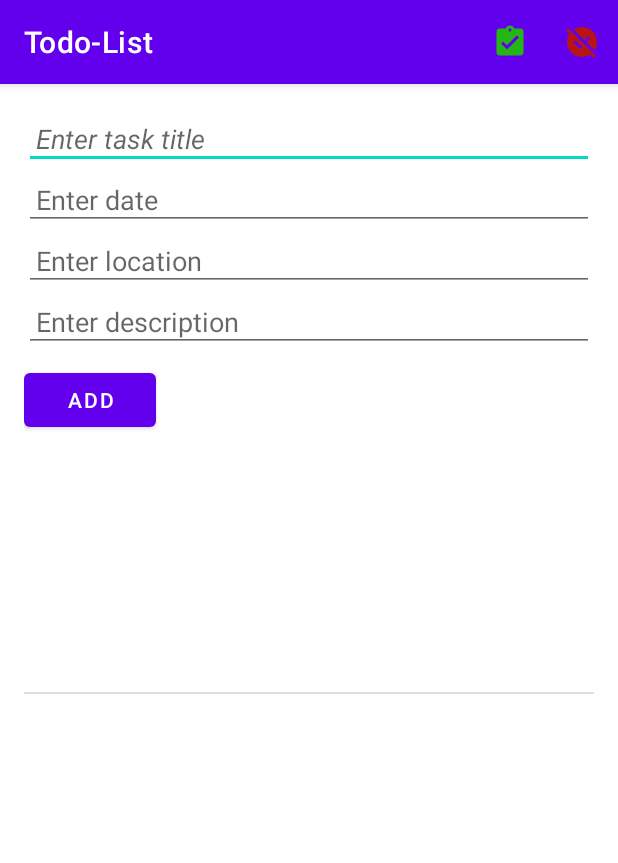
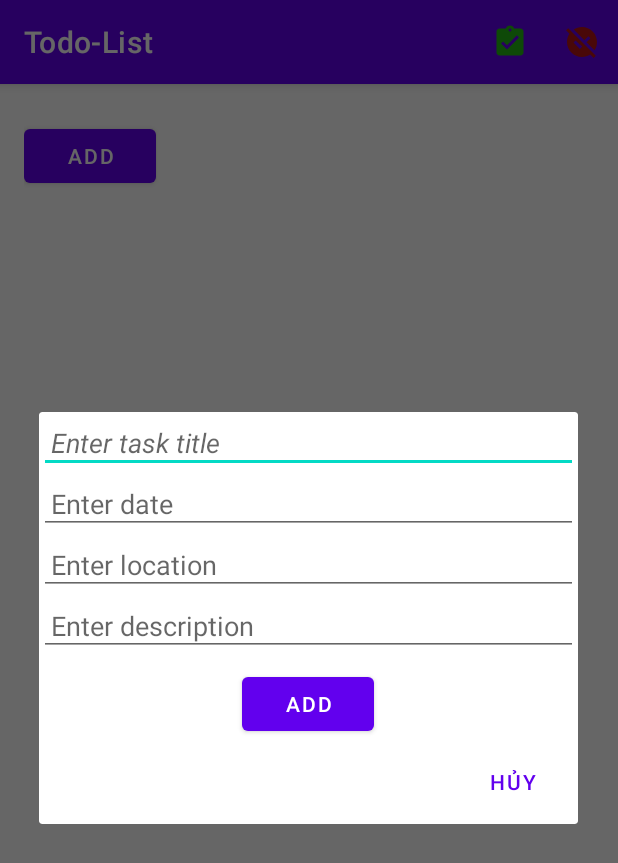
Before and after one commit to adaitran771/todolist_android, an Android app: the screen it shows after launch (MainActivity), after a tap on "ADD", on a phone screen of 412 x 824 dp. Shown: the top 863 px of the screen. Run offline under Robolectric (Android 15) with nearby library versions, the light colour scheme and no system bars.

Commit message:
context menu

```diff
--- a/app/src/main/java/com/example/todolist/MainActivity.kt
+++ b/app/src/main/java/com/example/todolist/MainActivity.kt
@@ -1,74 +1,107 @@
 package com.example.todolist
 
+import android.app.Dialog
 import android.content.DialogInterface
 import androidx.appcompat.app.AppCompatActivity
 import android.os.Bundle
+import android.view.ContextMenu
 import android.view.Menu
+import android.view.MenuItem
+import android.view.View
+import android.widget.AdapterView
 import android.widget.Button
 import android.widget.EditText
 
 import android.widget.ListView
+import android.widget.Toast
 import androidx.appcompat.app.AlertDialog
 import com.example.todolist.adapter.lvAdapter
 import com.example.todolist.model.TaskHelper
 import kotlinx.android.synthetic.main.activity_main.*
+import kotlinx.android.synthetic.main.add_task_dialog.*
+import kotlinx.android.synthetic.main.lv_item.*
+import kotlinx.android.synthetic.main.lv_item.view.*
 
 
 class MainActivity : AppCompatActivity() {
+    val Done = 1
+    val notDone = 0
+    var itemList = ArrayList<Task>()
 
-    var itemList = ArrayList<Task>()
-    var fileHelper = FileHelper()
     lateinit var taskHelper: TaskHelper
     lateinit var TaskAdapter: lvAdapter
     override fun onCreate(savedInstanceState: Bundle?) {
         super.onCreate(savedInstanceState)
         setContentView(R.layout.activity_main)
+        //đăng kí context menu cho listview
+        registerForContextMenu(lvCongViec)
+        //khởi tạo đối tượng thao tác với database
+        taskHelper = TaskHelper(this)
+        //lấy tất cả Task
+        itemList = taskHelper.getAllTodoItems(notDone)
+        //khởi tạo adapter cho listview
+        TaskAdapter = lvAdapter(this, itemList)
+        lvCongViec.adapter = TaskAdapter
 
-//        itemList = fileHelper.readData(this)
-//        var arrayAdapter = ArrayAdapter(this,
-//        android.R.layout.simple_list_item_1,
-//        android.R.id.text1,
-//        itemList)
-//        lvCongViec.adapter = arrayAdapter
-        taskHelper = TaskHelper(this)
-        val lvTask = findViewById<ListView>(R.id.lvCongViec)
-        itemList = taskHelper.getAllTodoItems()
-        TaskAdapter = lvAdapter(this, itemList)
-        lvTask.adapter = TaskAdapter
+        // nút thêm task
+        val btnAdd = findViewById<Button>(R.id.btnAdd)
+        btnAdd.setOnClickListener{
+            //tạo alertDialog
+            val formAdd_dialog = AlertDialog.Builder(this)
+            // tạo đối tượng view để nhập task - formAdd
+            val formAdd = layoutInflater.inflate(R.layout.add_task_dialog, null)
+            // các đối tượng trong formAdd
+            val edtTitle = formAdd.findViewById<EditText>(R.id.edttitle)
+            val edtDate = formAdd.findViewById<EditText>(R.id.edtDate)
+            val edtLocation = formAdd.findViewById<EditText>(R.id.edtLocation)
+            val edtDes = formAdd.findViewById<EditText>(R.id.edtdes)
+            //nút thêm trong formAdd
+            val add = formAdd.findViewById<Button>(R.id.btnAdd)
 
-        val btnAdd = findViewById<Button>(R.id.btnAdd)
-        val edtTitle = findViewById<EditText>(R.id.edttitle)
-        val edtDate = findViewById<EditText>(R.id.edtDate)
-        val edtLocation = findViewById<EditText>(R.id.edtLocation)
-        val edtDes = findViewById<EditText>(R.id.edtdes)
+            add.setOnClickListener {
+                if(!edtTitle.text.toString().isEmpty() &&
+                    !edtDate.text.toString().isEmpty() &&
+                    !edtLocation.text.toString().isEmpty() &&
+                    !edtDes.text.toString().isEmpty() ) {
+                    Toast.makeText(this, "nhap thanh cong",Toast.LENGTH_SHORT).show()
+                    // add task thành công và thoát dialog
+                    val Item = Task(0, edtTitle.text.toString(),
+                                          edtDes.text.toString(),
+                                          edtDate.text.toString(),
+                                          edtLocation.text.toString(),
+                                          notDone)
+                    //thêm vào list ảo
+                    itemList.add(Item)
+                    edtTitle.setText("")
+                    edtDes.setText("")
+                    edtDate.setText("")
+                    edtLocation.setText("")
+                    //thêm vào database
+                    taskHelper.addTodoItem(Item)
+                    TaskAdapter.notifyDataSetChanged()
 
+                } else {
+                    Toast.makeText(this, "nhap thieu",Toast.LENGTH_SHORT).show()
+                }
 
-        btnAdd.setOnClickListener{
-            val title = edtTitle.text.toString()
-            val date = edtDate.text.toString()
-            val location = edtLocation.text.toString()
-            val description = edtDes.text.toString()
+            }
 
-            val Item = Task(0, title, description, date, location)
-            //thêm vào list ảo
-            itemList.add(Item)
-            edttitle.setText("")
-            edtdes.setText("")
-            edtDate.setText("")
-            edtLocation.setText("")
-            //thêm vào database
-            taskHelper.addTodoItem(Item)
-            TaskAdapter.notifyDataSetChanged()
+            //////
+            formAdd_dialog.setNegativeButton("Hủy", DialogInterface.OnClickListener { dialog, which ->
+                dialog.cancel()
+            })
+            formAdd_dialog.setView(formAdd).create().show()
+
         }
 
-        //xóa item công việc
+        //mở context menu khi click vào mỗi hàng listview
         lvCongViec.setOnItemClickListener { parent, view, position, id ->
             var alert = AlertDialog.Builder(this)
-            alert.setTitle("Delete")
-            alert.setMessage("Xong r ha em?  nhấn YES để xóa !")
+            alert.setTitle("Hoàn Thành")
+            alert.setMessage("Bạn Có Chắc Đã Xong? Nhấn Yes Để Xác nhận !")
             alert.setCancelable(true)
             alert.setPositiveButton("Yes", DialogInterface.OnClickListener { dialog, which ->
-                taskHelper.deleteTodoItem(itemList[position])
+                taskHelper.updateStatus(itemList[position],Done)
                 itemList.removeAt(position)
                 TaskAdapter.notifyDataSetChanged()
                 //xóa item đã chọn trong database
@@ -86,4 +119,32 @@ class MainActivity : AppCompatActivity() {
         menuInflater.inflate(R.menu.menu, menu)
         return true
     }
+
+    override fun onCreateContextMenu(
+        menu: ContextMenu?,
+        v: View?,
+        menuInfo: ContextMenu.ContextMenuInfo?
+    ) {
+        super.onCreateContextMenu(menu, v, menuInfo)
+        menuInflater.inflate(R.menu.context_menu, menu)
+    }
+
+    override fun onContextItemSelected(item: MenuItem): Boolean {
+        //lấy thông tin dòng kích hoạt contextmenu
+        val info = item.menuInfo as AdapterView.AdapterContextMenuInfo
+        return when (item.itemId) {
+            R.id.edit -> {
+                // TODO:  chức năng sửa ở đây
+                Toast.makeText(this, "Edit item at position ${info?.position}", Toast.LENGTH_SHORT).show()
+                true
+            }
+            R.id.done -> {
+
+                // TODO:  chức năng xóa ở đây
+                Toast.makeText(this, "Done item at position ${info?.position}", Toast.LENGTH_SHORT).show()
+                true
+            }
+            else -> super.onContextItemSelected(item)
+        }
+    }
 }
--- a/app/src/main/java/com/example/todolist/Task.kt
+++ b/app/src/main/java/com/example/todolist/Task.kt
@@ -5,5 +5,6 @@ data class Task(
     val title: String,
     val description: String,
     val date: String,
-    val location: String
+    val location: String,
+    val status: Int
 )
--- a/app/src/main/java/com/example/todolist/model/TaskHelper.kt
+++ b/app/src/main/java/com/example/todolist/model/TaskHelper.kt
@@ -19,6 +19,7 @@ class TaskHelper(context: Context) : SQLiteOpenHelper(context, DATABASE_NAME, nu
         private const val COLUMN_DESCRIPTION = "description"
         private const val COLUMN_DATE = "date"
         private const val COLUMN_LOCATION = "location"
+        private const val COLUMN_STATUS = "status"
     }
 
     override fun onCreate(db: SQLiteDatabase) {
@@ -27,6 +28,7 @@ class TaskHelper(context: Context) : SQLiteOpenHelper(context, DATABASE_NAME, nu
                 "$COLUMN_TITLE TEXT, " +
                 "$COLUMN_DESCRIPTION TEXT, " +
                 "$COLUMN_DATE TEXT, " +
+                "$COLUMN_STATUS INT, " +
                 "$COLUMN_LOCATION TEXT)")
         db.execSQL(CREATE_TABLE_QUERY)
     }
@@ -43,15 +45,16 @@ class TaskHelper(context: Context) : SQLiteOpenHelper(context, DATABASE_NAME, nu
         values.put(COLUMN_DESCRIPTION, todoItem.description)
         values.put(COLUMN_DATE, todoItem.date)
         values.put(COLUMN_LOCATION, todoItem.location)
+        values.put(COLUMN_STATUS, todoItem.status)
         val id = db.insert(TABLE_NAME, null, values)
         db.close()
         return id
     }
 
     @SuppressLint("Range")
-    fun getAllTodoItems(): ArrayList<Task> {
+    fun getAllTodoItems(status: Int): ArrayList<Task> {
         val todoItems = ArrayList<Task>()
-        val selectQuery = "SELECT * FROM $TABLE_NAME"
+        val selectQuery = "SELECT * FROM $TABLE_NAME WHERE status = $status"
         val db = this.readableDatabase
 
         db.rawQuery(selectQuery, null).use { cursor ->
@@ -62,7 +65,8 @@ class TaskHelper(context: Context) : SQLiteOpenHelper(context, DATABASE_NAME, nu
                     val description = cursor.getString(cursor.getColumnIndex(COLUMN_DESCRIPTION))
                     val date = cursor.getString(cursor.getColumnIndex(COLUMN_DATE))
                     val location = cursor.getString(cursor.getColumnIndex(COLUMN_LOCATION))
-                    val todoItem = Task(id, title, description, date, location)
+                    val status = cursor.getInt(cursor.getColumnIndex(COLUMN_STATUS))
+                    val todoItem = Task(id, title, description, date, location, status)
                     todoItems.add(todoItem)
                 } while (cursor.moveToNext())
             }
@@ -80,6 +84,14 @@ class TaskHelper(context: Context) : SQLiteOpenHelper(context, DATABASE_NAME, nu
         values.put(COLUMN_LOCATION, todoItem.location)
         return db.update(TABLE_NAME, values, "$COLUMN_ID = ?", arrayOf(todoItem.id.toString()))
     }
+    fun updateStatus(todoItem: Task, newStatus: Int): Int {
+        val db = this.writableDatabase
+        val values = ContentValues().apply {
+            put(COLUMN_STATUS, newStatus)
+        }
+        return db.update(TABLE_NAME, values, "$COLUMN_ID = ?", arrayOf(todoItem.id.toString()))
+    }
+
 
     fun deleteTodoItem(todoItem: Task): Int {
         val db = this.writableDatabase
--- a/app/src/main/res/layout/activity_main.xml
+++ b/app/src/main/res/layout/activity_main.xml
@@ -9,39 +9,9 @@
     android:padding="16dp"
     tools:context=".MainActivity">
 
-    <!-- EditText for task title -->
-    <EditText
-        android:id="@+id/edttitle"
-        android:layout_width="match_parent"
-        android:layout_height="wrap_content"
-        android:hint="Enter task title"
-        android:textStyle="italic"
-        android:padding="8dp"/>
 
-    <!-- EditText for task date -->
-    <EditText
-        android:id="@+id/edtDate"
-        android:layout_width="match_parent"
-        android:layout_height="wrap_content"
-        android:hint="Enter date"
-        android:inputType="date"
-        android:padding="8dp"/>
 
     <!-- EditText for task location -->
-    <EditText
-        android:id="@+id/edtLocation"
-        android:layout_width="match_parent"
-        android:layout_height="wrap_content"
-        android:hint="Enter location"
-        android:padding="8dp"/>
-
-    <!-- EditText for task description -->
-    <EditText
-        android:id="@+id/edtdes"
-        android:layout_width="match_parent"
-        android:layout_height="wrap_content"
-        android:hint="Enter description"
-        android:padding="8dp"/>
 
     <!-- Button to add task -->
     <Button
--- /dev/null
+++ b/app/src/main/res/layout/add_task_dialog.xml
@@ -0,0 +1,50 @@
+<?xml version="1.0" encoding="utf-8"?>
+<LinearLayout xmlns:android="http://schemas.android.com/apk/res/android"
+    android:orientation="vertical"
+    android:layout_width="match_parent"
+    android:layout_height="match_parent"
+    android:id="@+id/addtask">
+    <!-- EditText for task title -->
+    <EditText
+        android:id="@+id/edttitle"
+        android:layout_width="match_parent"
+        android:layout_height="wrap_content"
+        android:hint="Enter task title"
+        android:textStyle="italic"
+        android:padding="8dp"/>
+
+    <!-- EditText for task date -->
+    <EditText
+        android:id="@+id/edtDate"
+        android:layout_width="match_parent"
+        android:layout_height="wrap_content"
+        android:hint="Enter date"
+        android:inputType="date"
+        android:padding="8dp"/>
+
+    <!-- EditText for task location -->
+    <EditText
+        android:id="@+id/edtLocation"
+        android:layout_width="match_parent"
+        android:layout_height="wrap_content"
+        android:hint="Enter location"
+        android:padding="8dp"/>
+
+    <!-- EditText for task description -->
+    <EditText
+        android:id="@+id/edtdes"
+        android:layout_width="match_parent"
+        android:layout_height="wrap_content"
+        android:hint="Enter description"
+        android:padding="8dp"/>
+
+    <!-- Button to add task -->
+    <Button
+        android:id="@+id/btnAdd"
+        android:layout_width="wrap_content"
+        android:layout_height="wrap_content"
+        android:layout_gravity="center"
+        android:text="Add"
+        android:layout_marginTop="8dp"/>
+
+</LinearLayout>
--- /dev/null
+++ b/app/src/main/res/menu/context_menu.xml
@@ -0,0 +1,10 @@
+<?xml version="1.0" encoding="utf-8"?>
+<menu xmlns:android="http://schemas.android.com/apk/res/android">
+
+    <item android:title="Chỉnh sửa"
+        android:id="@+id/edit"/>
+    <item android:title="Xóa"
+        android:id="@+id/done"
+        />
+
+</menu>
```
Also changed, not shown: app/src/main/java/com/example/todolist/FileHelper.kt (deleted, +0 -32 lines).
